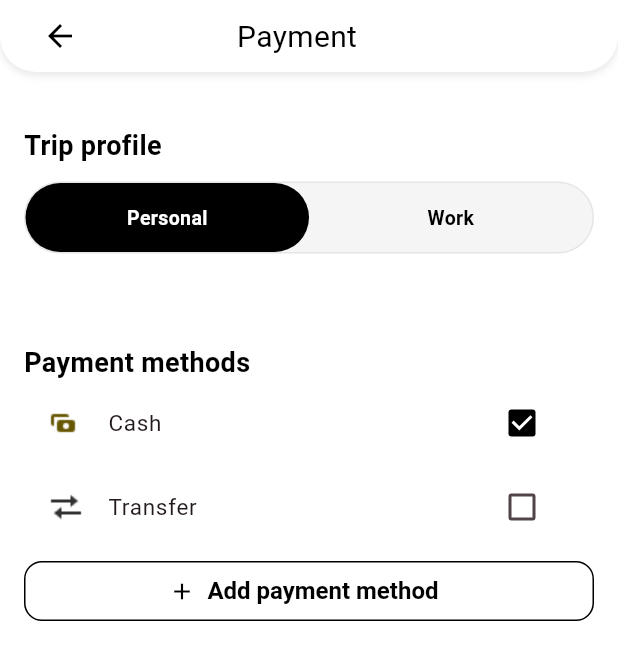
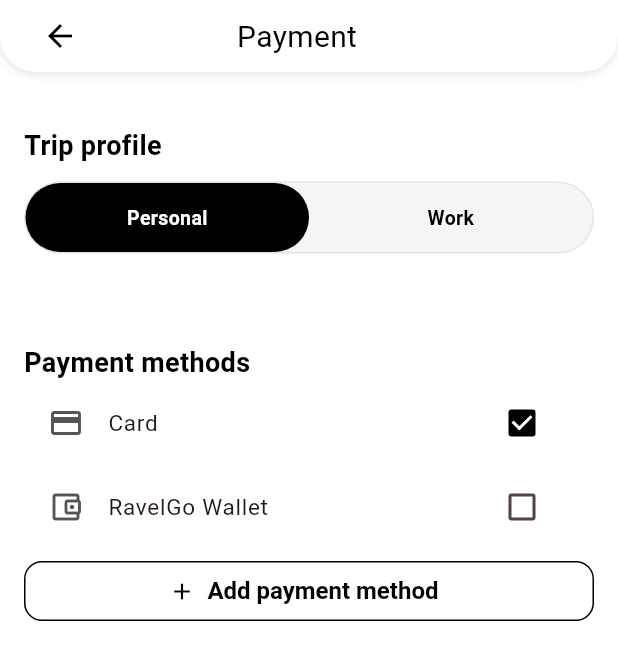
Before and after one commit to MariaD137/ravelgo, a Flutter app: the PaymentView screen opened directly, on a phone screen of 412 x 824 dp. Shown: the top 660 px of the screen. Run offline on Flutter 3.47's test engine with Material 3 defaults, Android fonts, the phone set to English and light mode, and no system bars; our stand-ins replace dotted_border, flutter_dotenv, geolocator, google_maps_flutter, image_picker, share_plus.

Commit message:
user_app: remove Cash as a rider payment option; add payment readiness audit
Rider-facing payment selection no longer offers Cash (the backend rejects
CASH payments): SelectRide, PaymentView, the two driver-search fare rows, and
the work-profile billing picker now show Card / RavelGo Wallet. These are
local-state UI selections and are NOT wired to the backend — no fake balance
or fake payment was added.

PAYMENT-READINESS.md documents the end-to-end payment audit: the backend
wallet path is complete and verified, the card path has a clientSecret-
delivery gap, and the Flutter apps have no backend/auth/Stripe integration at
all — so a real rider cannot yet reach any payment. Also corrects the prior
report's npm-audit claim (3 of the highs are in the production Prisma
dependency tree, not dev-only).

Verified: user_app flutter analyze clean (0 errors), 10/10 tests pass;
driver_app 5/5, admin_app 7/7; backend 115/115. Docker build NOT RUN (daemon
unavailable).

```diff
--- a/user_app/lib/views/OtherViews/PaymentView.dart
+++ b/user_app/lib/views/OtherViews/PaymentView.dart
@@ -14,7 +14,9 @@ class PaymentView extends StatefulWidget {
 }
 
 class _PaymentScreenState extends State<PaymentView> {
-  bool isCashSelected = true;
+  // Which of the two active RavelGo methods is selected. Cash was removed:
+  // rides are paid by card or the RavelGo wallet.
+  bool isCardSelected = true;
   int selectedIndex = 0;
 
   Future<void> _addCard() async {
@@ -109,24 +111,24 @@ class _PaymentScreenState extends State<PaymentView> {
                   children: [
                     const Text('Payment methods', style: TextStyle(fontSize: 18, fontWeight: FontWeight.bold)),
                     ListTile(
-                      leading: Image.asset('assets/ic_cash.png'),
-                      title: const Text('Cash'),
+                      leading: const Icon(Icons.credit_card, color: AppColors.textSecondary),
+                      title: const Text('Card'),
                       trailing: Checkbox(
                         activeColor: AppColors.primary,
-                        value: isCashSelected,
+                        value: isCardSelected,
                         onChanged: (bool? value) {
-                          setState(() => isCashSelected = value!);
+                          setState(() => isCardSelected = value!);
                         },
                       ),
                     ),
                     ListTile(
-                      leading: Image.asset('assets/ic_transfer.png'),
-                      title: const Text('Transfer'),
+                      leading: const Icon(Icons.account_balance_wallet_outlined, color: AppColors.textSecondary),
+                      title: const Text('RavelGo Wallet'),
                       trailing: Checkbox(
                         activeColor: AppColors.primary,
-                        value: !isCashSelected,
+                        value: !isCardSelected,
                         onChanged: (bool? value) {
-                          setState(() => isCashSelected = !value!);
+                          setState(() => isCardSelected = !value!);
                         },
                       ),
                     ),
--- a/user_app/lib/views/OtherViews/WorkProfileView.dart
+++ b/user_app/lib/views/OtherViews/WorkProfileView.dart
@@ -14,7 +14,7 @@ class WorkProfileView extends StatefulWidget {
 class _WorkProfileViewState extends State<WorkProfileView> {
   String? _companyName;
   String _workEmail = 'thelmaibeh2@gmail.com';
-  String _paymentMethod = 'Cash';
+  String _paymentMethod = 'Card';
 
   Future<void> _editText({
     required String title,
@@ -60,7 +60,7 @@ class _WorkProfileViewState extends State<WorkProfileView> {
               child: Text('Work payment method',
                   style: TextStyle(fontWeight: FontWeight.w700, fontSize: 16)),
             ),
-            for (final m in const ['Cash', 'Card', 'Company billing'])
+            for (final m in const ['Card', 'RavelGo Wallet', 'Company billing'])
               ListTile(
                 title: Text(m),
                 trailing: m == _paymentMethod ? const Icon(Icons.check, color: AppColors.success) : null,
--- a/user_app/lib/views/TexiModule/FindDriverScreen.dart
+++ b/user_app/lib/views/TexiModule/FindDriverScreen.dart
@@ -143,7 +143,7 @@ class _FindDriverScreenState extends State<FindDriverScreen> {
           const SizedBox(height: 12),
           _buildOfferSection(),
           const SizedBox(height: 12),
-          _buildCashRow(),
+          _buildPaymentRow(),
           const SizedBox(height: 20),
           _buildFindDriverButton(),
           const SizedBox(height: 0),
@@ -246,12 +246,12 @@ class _FindDriverScreenState extends State<FindDriverScreen> {
     );
   }
 
-  Widget _buildCashRow() {
+  Widget _buildPaymentRow() {
     return Row(
-      children:  [
-        Image.asset("assets/ic_cash_ride.png"),
+      children: const [
+        Icon(Icons.credit_card, size: 20),
         SizedBox(width: 8),
-        Text("Cash"),
+        Text("Card"),
         Spacer(),
         Icon(Icons.arrow_drop_down),
       ],
--- a/user_app/lib/views/TexiModule/SearchDriverScreen.dart
+++ b/user_app/lib/views/TexiModule/SearchDriverScreen.dart
@@ -198,19 +198,19 @@ class _SearchDriverScreenState extends State<SearchDriverScreen> {
           const SizedBox(height: 10),
           _buildTripInfo(),
           const SizedBox(height: 10),
-          _buildCashRow(),
+          _buildPaymentRow(),
           const SizedBox(height: 10),
         ],
       ),
     );
   }
 
-  Widget _buildCashRow() {
+  Widget _buildPaymentRow() {
     return Row(
-      children:  [
-        Image.asset("assets/ic_cash_ride.png"),
+      children: const [
+        Icon(Icons.credit_card, size: 20),
         SizedBox(width: 8),
-        Text("Cash"),
+        Text("Card"),
         Spacer(),
         Icon(Icons.arrow_drop_down),
       ],
--- a/user_app/lib/views/TexiModule/SelectRide.dart
+++ b/user_app/lib/views/TexiModule/SelectRide.dart
@@ -17,7 +17,10 @@ class SelectRide extends StatefulWidget {
 
 class _SelectRideState extends State<SelectRide> {
   GoogleMapController? mapController;
-  String _paymentMethod = 'Cash';
+  // Cash is no longer a RavelGo payment method — rides are paid by card or the
+  // RavelGo wallet, both handled by the backend so the platform can take its
+  // commission and pay the driver.
+  String _paymentMethod = 'Card';
   DateTime? _scheduledFor;
 
   /// Recenter the map on the device's real location (geolocator).
@@ -47,7 +50,7 @@ class _SelectRideState extends State<SelectRide> {
               padding: EdgeInsets.all(16),
               child: Text('Pay with', style: TextStyle(fontWeight: FontWeight.w700, fontSize: 16)),
             ),
-            for (final m in const ['Cash', 'Transfer'])
+            for (final m in const ['Card', 'RavelGo Wallet'])
               ListTile(
                 title: Text(m),
                 trailing: m == _paymentMethod
@@ -164,7 +167,7 @@ class _SelectRideState extends State<SelectRide> {
                             elevation: 0,
                             side: const BorderSide(color: AppColors.border),
                           ),
-                          icon: Image.asset("assets/ic_cash_ride.png"),
+                          icon: const Icon(Icons.credit_card, size: 20),
                           label: Text(_paymentMethod),
                           onPressed: _pickPaymentMethod,
                         ),
```
Also changed, not shown: 1 other file.
